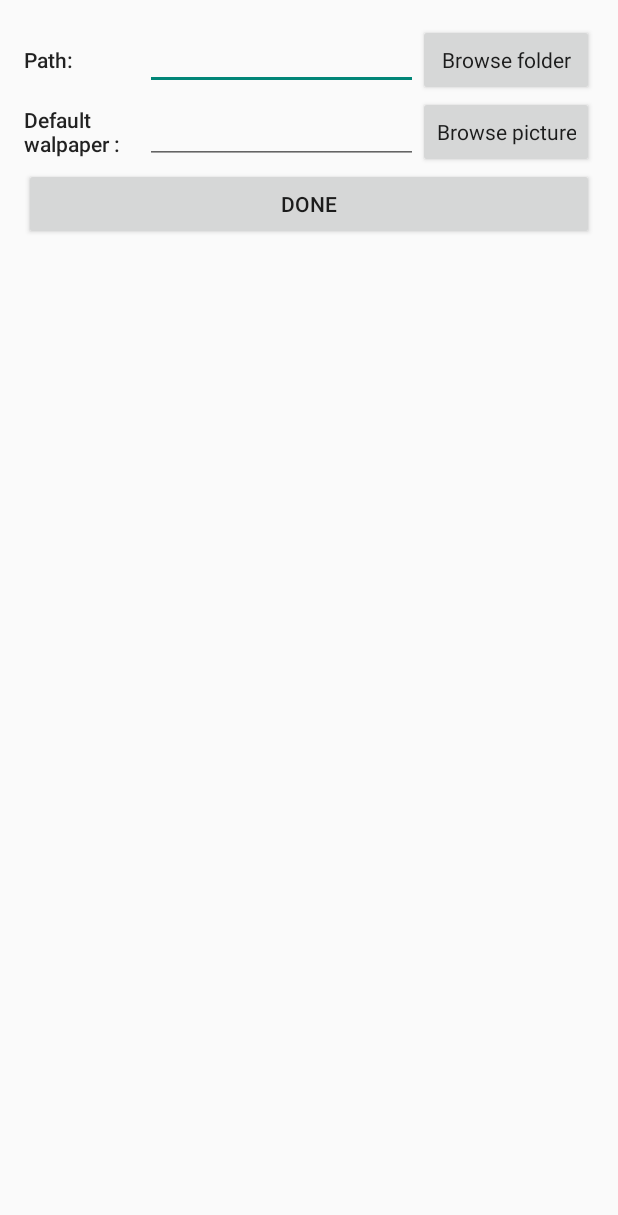
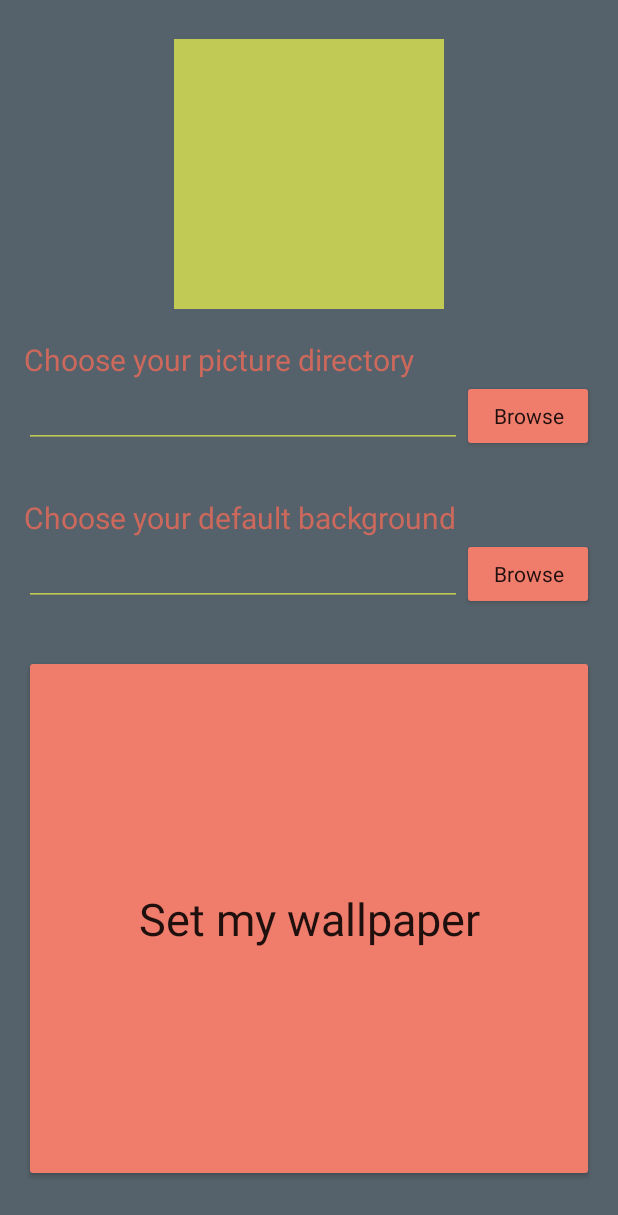
Before and after one commit to Sag0ld/Background_stories, an Android app: the screen it shows after launch (MainActivity), on a phone screen of 412 x 824 dp. Shown: the top 1215 px of the screen. Run offline under Robolectric (Android 15) with nearby library versions, the phone set to English and light mode, and no system bars.

Commit message:
Changement de couleur au niveau de toute lapplication

```diff
--- a/app/src/main/java/com/sag0ld/background_stories/MainActivity.java
+++ b/app/src/main/java/com/sag0ld/background_stories/MainActivity.java
@@ -38,8 +38,6 @@ public class MainActivity extends Activity {
         editPathFolder = (EditText) findViewById(R.id.pathFolder);
         editPathPicture = (EditText) findViewById(R.id.pathDefaultWallpaper);
         Button btnDone = (Button) findViewById(R.id.btnDone);
-        ProgressBar spinner = (ProgressBar)findViewById(R.id.progressBar);
-        spinner.setVisibility(View.GONE);
 
         // If preferrenceSetting exist, restore them else its going to be created
         settings = getSharedPreferences(PREFERENCE_FILE_NAME, MODE_PRIVATE);
--- a/app/src/main/res/layout/activity_main.xml
+++ b/app/src/main/res/layout/activity_main.xml
@@ -11,25 +11,39 @@
     android:paddingLeft="@dimen/activity_horizontal_margin"
     android:paddingRight="@dimen/activity_horizontal_margin"
     android:paddingTop="@dimen/activity_vertical_margin"
-    android:weightSum="1">
+    android:weightSum="1"
+    android:background="@color/backgroundColor">
+
+    <ImageView
+        android:layout_width="wrap_content"
+        android:layout_height="wrap_content"
+        app:srcCompat="@drawable/background_stories"
+        android:id="@+id/imageView3"
+        android:background="@drawable/background_stories"
+        android:layout_gravity="center"
+        android:layout_marginBottom="10dp"
+        android:layout_marginTop="10dp" />
 
     <TableLayout
         android:layout_width="match_parent"
         android:layout_height="wrap_content"
         android:orientation="horizontal">
+        <TableRow>
+
+            <TextView
+                android:text="Choose your picture directory"
+                android:layout_width="wrap_content"
+                android:layout_height="wrap_content"
+                android:id="@+id/textView"
+                android:textColor="@color/colorTitle"
+                android:textSize="20sp"
+                android:layout_marginTop="10dp" />
+        </TableRow>
 
         <TableRow
             android:layout_width="match_parent"
             android:layout_height="match_parent"
             android:orientation="horizontal">
-
-            <TextView
-                android:text="Path:"
-                android:layout_height="wrap_content"
-                android:layout_width="wrap_content"
-                android:id="@+id/textViewDossier"
-                android:layout_weight="1"
-                android:textAppearance="@style/TextAppearance.AppCompat.Body2" />
 
             <EditText
                 android:layout_width="wrap_content"
@@ -37,16 +51,33 @@
                 android:inputType="text"
                 android:ems="10"
                 android:id="@+id/pathFolder"
+                android:backgroundTint="@color/colorLineEditText"
+                android:textCursorDrawable="@null"
+                android:textAppearance="@style/TextAppearance.AppCompat.Body1"
+                style="@style/Widget.AppCompat.EditText"
+                android:maxLines="1"
                 android:layout_weight="1"
-                android:textAppearance="@style/TextAppearance.AppCompat.Body1"
-                style="@style/Widget.AppCompat.EditText" />
+                android:enabled="false"
+                android:textSize="18sp" />
 
             <Button
-                android:text="Browse folder"
+                android:text="Browse"
                 android:layout_width="wrap_content"
                 android:layout_height="wrap_content"
                 android:id="@+id/buttonFindFolder"
-                android:textAppearance="@style/TextAppearance.AppCompat.Body1" />
+                android:textAppearance="@style/TextAppearance.AppCompat.Body1"
+                android:backgroundTint="@color/colorButton" />
+        </TableRow>
+        <TableRow>
+
+            <TextView
+                android:text="Choose your default background"
+                android:layout_width="wrap_content"
+                android:layout_height="wrap_content"
+                android:id="@+id/textView2"
+                android:textSize="20sp"
+                android:textColor="@color/colorTitle"
+                android:layout_marginTop="30sp" />
         </TableRow>
 
         <TableRow
@@ -54,45 +85,50 @@
             android:layout_height="match_parent"
             android:orientation="horizontal" >
 
-            <TextView
-                android:text="Default walpaper :"
-                android:layout_width="wrap_content"
-                android:layout_height="wrap_content"
-                android:id="@+id/textView"
-                android:layout_weight="1"
-                android:textAppearance="@style/TextAppearance.AppCompat.Body2"
-                android:layout_gravity="center_vertical" />
-
             <EditText
                 android:layout_width="wrap_content"
                 android:layout_height="wrap_content"
                 android:inputType="text"
                 android:ems="10"
                 android:id="@+id/pathDefaultWallpaper"
-                android:layout_weight="1" />
+                android:layout_weight="1"
+                android:maxLines="1"
+                android:textCursorDrawable="@null"
+                android:backgroundTint="@color/colorLineEditText"
+                android:enabled="false" />
 
             <Button
-                android:text="Browse picture"
+                android:text="Browse"
                 android:layout_width="wrap_content"
                 android:layout_height="wrap_content"
                 android:id="@+id/btnBrowsePicture"
-                android:textAppearance="@style/TextAppearance.AppCompat.Body1" />
+                android:textAppearance="@style/TextAppearance.AppCompat.Body1"
+                android:backgroundTint="@color/colorButton"
+                style="?attr/buttonStyle" />
         </TableRow>
 
     </TableLayout>
 
     <Button
-        android:text="Done"
+        android:text="Set my wallpaper"
+        android:layout_width="match_parent"
+        android:id="@+id/btnDone"
+        android:layout_marginTop="30dp"
+        android:layout_marginBottom="20sp"
+        style="?attr/buttonStyle"
+        android:backgroundTint="@color/colorButton"
+        android:layout_gravity="center_vertical|center_horizontal"
+        android:layout_height="match_parent"
+        android:textAppearance="@style/TextAppearance.AppCompat.Body1"
+        android:textSize="30sp" />
+
+    <Button
+        android:text="Browse"
         android:layout_width="match_parent"
         android:layout_height="wrap_content"
-        android:id="@+id/btnDone" />
-
-    <ProgressBar
-        style="@style/Widget.AppCompat.ProgressBar.Horizontal"
-        android:layout_width="273dp"
-        android:layout_height="wrap_content"
-        android:id="@+id/progressBar"
-        android:layout_gravity="center_horizontal"
-        android:layout_weight="0.14" />
+        android:id="@+id/button13"
+        android:textAppearance="@style/TextAppearance.AppCompat.Body1"
+        android:backgroundTint="@color/colorButton"
+        style="?attr/buttonStyle" />
 
 </LinearLayout>
--- a/app/src/main/res/layout/item_list.xml
+++ b/app/src/main/res/layout/item_list.xml
@@ -39,7 +39,9 @@
             android:layout_width="wrap_content"
             android:layout_height="wrap_content"
             android:id="@+id/txtItemName"
-            android:textSize="18sp" />
+            android:textSize="18sp"
+            android:textStyle="normal|bold"
+            android:textColor="@color/colorTextListView" />
 
     </LinearLayout>
 </LinearLayout>
--- a/app/src/main/res/values/colors.xml
+++ b/app/src/main/res/values/colors.xml
@@ -3,4 +3,9 @@
     <color name="colorPrimary">#3F51B5</color>
     <color name="colorPrimaryDark">#303F9F</color>
     <color name="colorAccent">#FF4081</color>
+    <color name="colorButton">#f07c6c</color>
+    <color name="colorTitle">#cc695c</color>
+    <color name="backgroundColor">#56626b</color>
+    <color name="colorLineEditText">#c0ca55</color>
+    <color name="colorTextListView">#fefefe</color>
 </resources>
--- a/app/src/main/res/values/styles.xml
+++ b/app/src/main/res/values/styles.xml
@@ -5,7 +5,7 @@
         <!-- Customize your theme here. -->
         <item name="colorPrimary">@color/colorPrimary</item>
         <item name="colorPrimaryDark">@color/colorPrimaryDark</item>
-        <item name="colorAccent">@color/colorAccent</item>
+        <item name="colorAccent">@color/colorLineEditText</item>
     </style>
 
 </resources>
```
Also changed, not shown: app/src/main/res/drawable/cursor.xml (added, +7 -0 lines), app/src/main/res/layout/activity_search_view.xml (+11 -6 lines), app/src/main/res/layout/fragment_action_bar.xml (deleted, +0 -26 lines), app/src/main/assets/fonts/fontawesome-webfont.ttf (added), app/src/main/res/drawable/background_stories.png (added), 1 other file.
